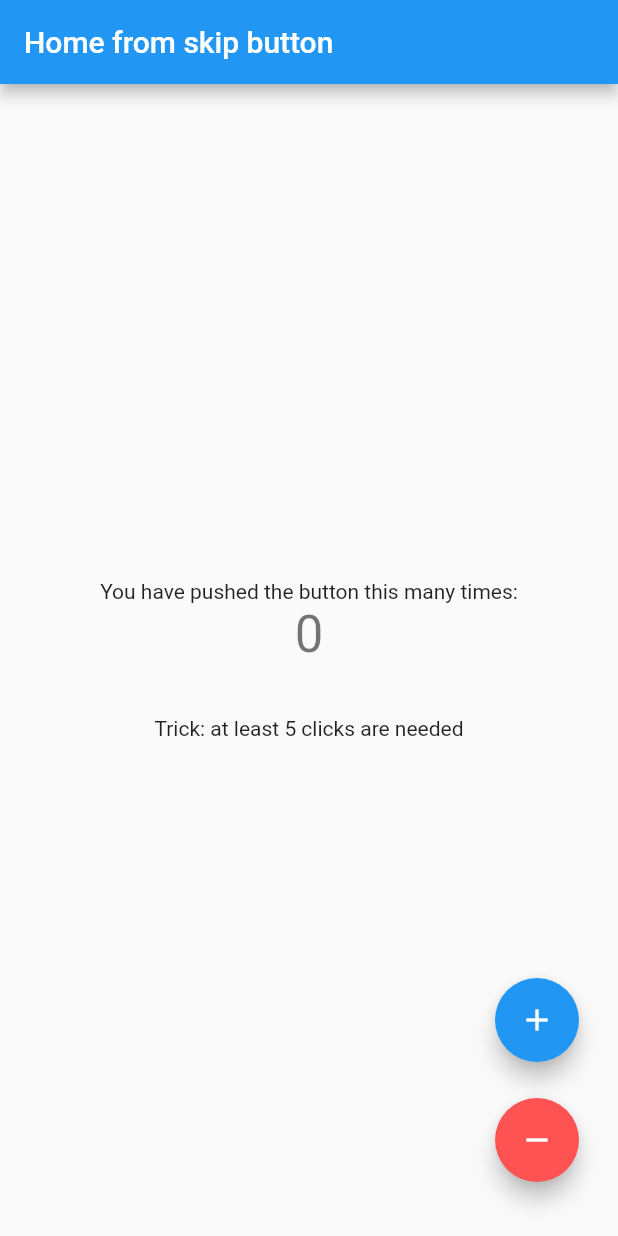
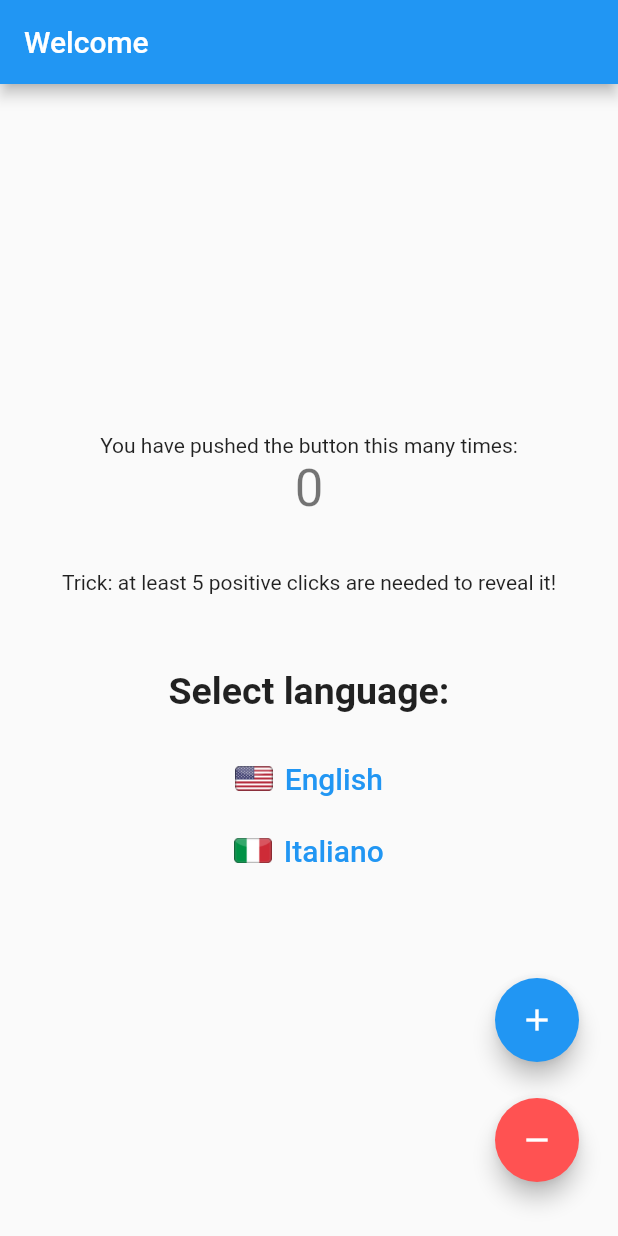
Before and after one commit to sledgx/flutter-onboarding, a Flutter app: the screen it shows after launch, after a tap on "Skip", on a phone screen of 412 x 824 dp. Run offline on Flutter 3.47's test engine with Material 2 defaults, Android fonts, the phone set to English and light mode, and no system bars; our stand-ins replace easy_localization, shared_preferences.

```diff
--- /dev/null
+++ b/assets/translations/en.json
@@ -0,0 +1,30 @@
+{
+  "generics": {
+    "skip": "Skip",
+    "next": "Next",
+    "get_started": "Get started",
+    "increment": "Increment",
+    "decrement": "Decrement"
+  },
+  "onboarding": {
+    "page1": {
+      "title": "Connect people\naround the world",
+      "description": "Lorem ipsum dolor sit amet, consectetur adipiscing elit, integer lobortis ut risus english"
+    },
+    "page2": {
+      "title": "Get a new experience\nof imagination",
+      "description": "Lorem ipsum dolor sit amet, consectetur adipiscing elit, praesent tincidunt eros tincidunt english"
+    },
+    "page3": {
+      "title": "Live your life smarter\nwith us!",
+      "description": "Lorem ipsum dolor sit amet, consectetur adipiscing elit, phasellus efficitur arcu eu english"
+    }
+  },
+  "home": {
+    "title": "Welcome",
+    "center_text": "You have pushed the button this many times:",
+    "trick_text": "Trick: at least 5 positive clicks are needed to reveal it!",
+    "reset_text": "Reset Preferences",
+    "select_language": "Select language:"
+  }
+}
--- a/lib/main.dart
+++ b/lib/main.dart
@@ -1,9 +1,23 @@
+import 'package:easy_localization/easy_localization.dart';
 import 'package:flutter/material.dart';
 import 'package:flutter/services.dart';
 import 'package:flutter_onboarding/screens/splash.dart';
 
-void main() {
-  runApp(const MyApp());
+void main() async {
+  WidgetsFlutterBinding.ensureInitialized();
+  await EasyLocalization.ensureInitialized();
+
+  runApp(
+    EasyLocalization(
+      path: 'assets/translations',
+      supportedLocales: const [
+        Locale('en'),
+        Locale('it'),
+      ],
+      fallbackLocale: const Locale('en'),
+      child: const MyApp(),
+    ),
+  );
 }
 
 class MyApp extends StatelessWidget {
@@ -25,6 +39,9 @@ class MyApp extends StatelessWidget {
     return MaterialApp(
       title: 'Flutter Onboarding',
       debugShowCheckedModeBanner: false,
+      localizationsDelegates: context.localizationDelegates,
+      supportedLocales: context.supportedLocales,
+      locale: context.locale,
       theme: ThemeData(
         primarySwatch: Colors.blue,
       ),
--- a/lib/screens/home.dart
+++ b/lib/screens/home.dart
@@ -1,10 +1,9 @@
+import 'package:easy_localization/easy_localization.dart';
 import 'package:flutter/material.dart';
 import 'package:flutter_onboarding/utils/preferences.dart';
 
 class HomeScreen extends StatefulWidget {
-  final String title;
-
-  const HomeScreen({Key? key, required this.title}) : super(key: key);
+  const HomeScreen({Key? key}) : super(key: key);
 
   @override
   State<HomeScreen> createState() => _HomeScreenState();
@@ -33,30 +32,75 @@ class _HomeScreenState extends State<HomeScreen> {
     PreferencesManager.unsetOnboardingViewed();
   }
 
+  void _setLanguage(String languageCode) {
+    context.setLocale(Locale(languageCode));
+  }
+
   @override
   Widget build(BuildContext context) {
     return Scaffold(
       appBar: AppBar(
-        title: Text(widget.title),
+        title: const Text('home.title').tr(),
       ),
       body: Center(
         child: Column(
           mainAxisAlignment: MainAxisAlignment.center,
           children: <Widget>[
             const Text(
-              'You have pushed the button this many times:',
-            ),
+              'home.center_text',
+            ).tr(),
             Text(
               '$_counter',
               style: Theme.of(context).textTheme.headline4,
             ),
             const SizedBox(height: 35.0),
             _counter >= 5
-                ? TextButton(
+                ? TextButton.icon(
                     onPressed: () => _clearPreferences(),
-                    child: const Text('Reset Preferences'),
+                    icon: const Icon(Icons.settings_suggest_outlined),
+                    label: const Text(
+                      'home.reset_text',
+                      style: TextStyle(
+                        fontSize: 20.0,
+                      ),
+                    ).tr(),
                   )
-                : const Text('Trick: at least 5 clicks are needed'),
+                : const Text('home.trick_text').tr(),
+            const SizedBox(height: 50.0),
+            const Text(
+              'home.select_language',
+              style: TextStyle(
+                fontSize: 25.0,
+                fontWeight: FontWeight.bold,
+              ),
+            ).tr(),
+            const SizedBox(height: 20.0),
+            TextButton.icon(
+              onPressed: () => _setLanguage('en'),
+              icon: Image.asset(
+                'assets/images/flag_en.png',
+                width: 25.0,
+              ),
+              label: const Text(
+                'English',
+                style: TextStyle(
+                  fontSize: 20.0,
+                ),
+              ),
+            ),
+            TextButton.icon(
+              onPressed: () => _setLanguage('it'),
+              icon: Image.asset(
+                'assets/images/flag_it.png',
+                width: 25.0,
+              ),
+              label: const Text(
+                'Italiano',
+                style: TextStyle(
+                  fontSize: 20.0,
+                ),
+              ),
+            )
           ],
         ),
       ),
@@ -69,7 +113,7 @@ class _HomeScreenState extends State<HomeScreen> {
             child: FloatingActionButton(
               heroTag: 'increment',
               onPressed: _incrementCounter,
-              tooltip: 'Increment',
+              tooltip: 'generics.increment'.tr(),
               child: const Icon(Icons.add),
             ),
           ),
@@ -79,7 +123,7 @@ class _HomeScreenState extends State<HomeScreen> {
             child: FloatingActionButton(
               heroTag: 'decrement',
               onPressed: _decrementCounter,
-              tooltip: 'Decrement',
+              tooltip: 'generics.decrement'.tr(),
               child: const Icon(Icons.remove),
               backgroundColor: Colors.redAccent,
             ),
--- a/lib/screens/onboarding.dart
+++ b/lib/screens/onboarding.dart
@@ -1,3 +1,4 @@
+import 'package:easy_localization/easy_localization.dart';
 import 'package:flutter/material.dart';
 import 'package:flutter/services.dart';
 import 'package:flutter_onboarding/data/onboarding.dart';
@@ -16,21 +17,18 @@ class _OnboardingScreenState extends State<OnboardingScreen> {
   final List<OnboardingData> _pages = [
     OnboardingData(
       imagePath: 'assets/images/onboarding1.png',
-      title: 'Connect people\naround the world',
-      description:
-          'Lorem ipsum dolor sit amet, consectetur adipiscing elit, sed do eiusmod tempor incididunt',
+      title: 'onboarding.page1.title'.tr(),
+      description: 'onboarding.page1.description'.tr(),
     ),
     OnboardingData(
       imagePath: 'assets/images/onboarding2.png',
-      title: 'Get a new experience\nof imagination',
-      description:
-          'Lorem ipsum dolor sit amet, consectetur adipiscing elit, sed do eiusmod tempor incididunt ut labore et dolore',
+      title: 'onboarding.page2.title'.tr(),
+      description: 'onboarding.page2.description'.tr(),
     ),
     OnboardingData(
       imagePath: 'assets/images/onboarding3.png',
-      title: 'Live your life smarter\nwith us!',
-      description:
-          'Lorem ipsum dolor sit amet, consectetur adipiscing elit, sed do eiusmod tempor',
+      title: 'onboarding.page3.title'.tr(),
+      description: 'onboarding.page3.description'.tr(),
     )
   ];
   final PageController _pageController = PageController(initialPage: 0);
@@ -93,13 +91,13 @@ class _OnboardingScreenState extends State<OnboardingScreen> {
     );
   }
 
-  void _gotoHome(String action) {
+  void _gotoHome() {
     PreferencesManager.setOnboardingViewed();
 
     Navigator.pushReplacement(
       context,
       MaterialPageRoute(
-        builder: (context) => HomeScreen(title: 'Home from $action button'),
+        builder: (context) => const HomeScreen(),
       ),
     );
   }
@@ -131,18 +129,18 @@ class _OnboardingScreenState extends State<OnboardingScreen> {
                 Container(
                   alignment: Alignment.centerRight,
                   child: TextButton(
-                    onPressed: () => _gotoHome('skip'),
+                    onPressed: () => _gotoHome(),
                     child: const Text(
-                      'Skip',
+                      'generics.skip',
                       style: TextStyle(
                         color: Colors.white,
                         fontSize: 20.0,
                       ),
-                    ),
+                    ).tr(),
                   ),
                 ),
                 SizedBox(
-                  height: 580.0,
+                  height: 600.0,
                   child: PageView(
                     physics: const ClampingScrollPhysics(),
                     controller: _pageController,
@@ -172,16 +170,16 @@ class _OnboardingScreenState extends State<OnboardingScreen> {
                             child: Row(
                               mainAxisAlignment: MainAxisAlignment.center,
                               mainAxisSize: MainAxisSize.min,
-                              children: const <Widget>[
-                                Text(
-                                  'Next',
+                              children: <Widget>[
+                                const Text(
+                                  'generics.next',
                                   style: TextStyle(
                                     color: Colors.white,
                                     fontSize: 22.0,
                                   ),
-                                ),
-                                SizedBox(width: 10.0),
-                                Icon(
+                                ).tr(),
+                                const SizedBox(width: 10.0),
+                                const Icon(
                                   Icons.arrow_forward,
                                   color: Colors.white,
                                   size: 30.0,
@@ -199,22 +197,22 @@ class _OnboardingScreenState extends State<OnboardingScreen> {
       ),
       bottomSheet: _currentPage == _pages.length - 1
           ? Container(
-              height: 100.0,
+              height: 80.0,
               width: double.infinity,
               color: Colors.white,
               child: GestureDetector(
-                onTap: () => _gotoHome('start'),
-                child: const Center(
+                onTap: () => _gotoHome(),
+                child: Center(
                   child: Padding(
-                    padding: EdgeInsets.only(bottom: 30.0),
-                    child: Text(
-                      'Get started',
+                    padding: const EdgeInsets.only(bottom: 30.0),
+                    child: const Text(
+                      'generics.get_started',
                       style: TextStyle(
                         color: Color(0xFF5B16D0),
                         fontSize: 20.0,
                         fontWeight: FontWeight.bold,
                       ),
-                    ),
+                    ).tr(),
                   ),
                 ),
               ),
--- a/lib/screens/splash.dart
+++ b/lib/screens/splash.dart
@@ -30,7 +30,7 @@ class _SplashScreenState extends State<SplashScreen> {
       context,
       MaterialPageRoute(builder: (context) {
         if (onboardingIsViewed) {
-          return const HomeScreen(title: 'Home from splash screen');
+          return const HomeScreen();
         } else {
           return const OnboardingScreen();
         }
```
Also changed, not shown: assets/translations/it.json (added, +30 -0 lines), pubspec.yaml (+7 -0 lines), assets/images/flag_en.png (added), assets/images/flag_it.png (added), pubspec.lock, 1 other file.
